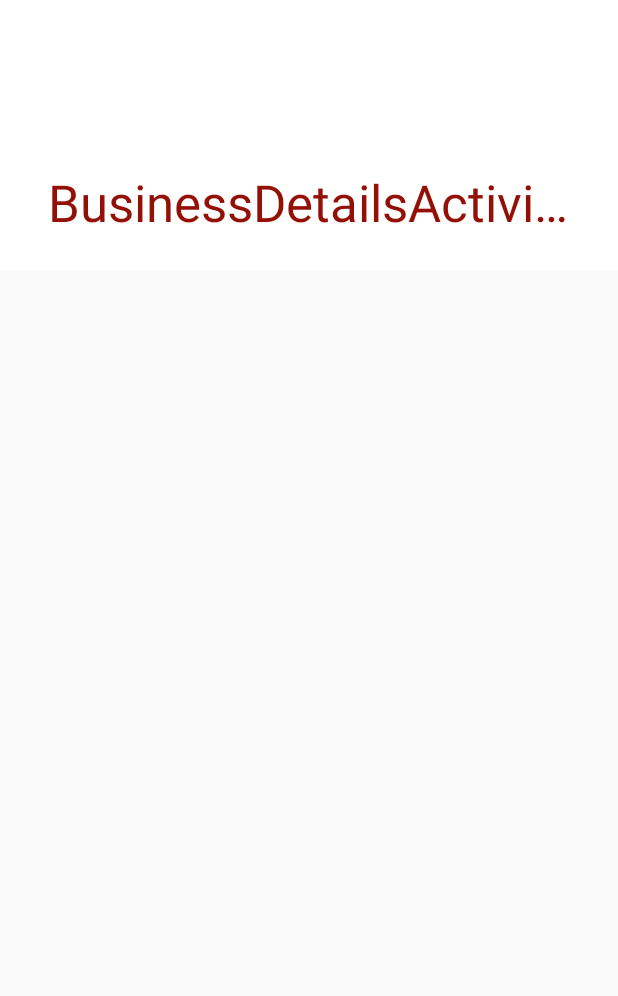
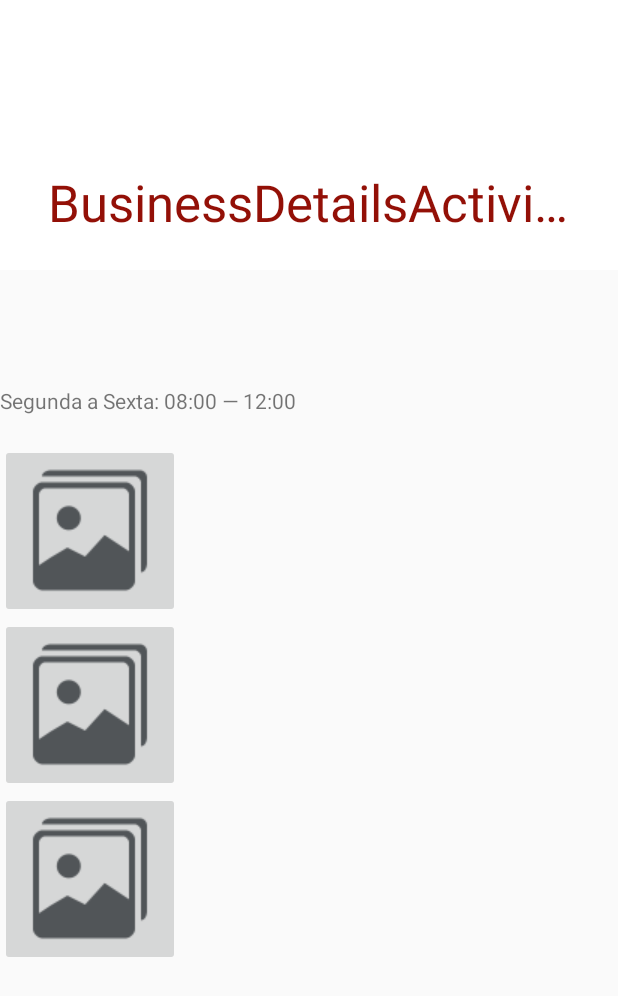
Before and after one commit to kterra/kilombu-android, an Android app: the BusinessDetailsActivity screen opened directly, with no data from a screen before it, on a phone screen of 412 x 824 dp. Shown: the top 996 px of the screen. Run offline under Robolectric (Android 15) with nearby library versions, the light colour scheme and no system bars.

Commit message:
working on details activity

```diff
--- a/app/src/main/java/kilombu/kilombuapp/BusinessDetailsActivity.java
+++ b/app/src/main/java/kilombu/kilombuapp/BusinessDetailsActivity.java
@@ -28,28 +28,27 @@ public class BusinessDetailsActivity extends AppCompatActivity {
                         .setAction("Action", null).show();
             }
         });*/
-
-        Intent intent = getIntent();
-        Business chosenBusiness = intent.getex
+        setupBusinessDetails();
 
     }
 
 
-    public void setupBusinessDetails(Business chosenBusiness){
+    public void setupBusinessDetails(){
+        Intent intent = getIntent();
         TextView currentText = (TextView) findViewById(R.id.business_name_detail);
-        currentText.setText(chosenBusiness.getName());
+        currentText.setText(intent.getStringExtra("business_name"));
 
         currentText = (TextView) findViewById(R.id.business_category_detail);
-        currentText.setText(chosenBusiness.getCategory());
+        currentText.setText(intent.getStringExtra("business_category"));
 
         currentText = (TextView) findViewById(R.id.business_description_detail);
-        currentText.setText(chosenBusiness.getDescription());
+        currentText.setText(intent.getStringExtra("business_description"));
 
         currentText = (TextView) findViewById(R.id.business_address);
-        currentText.setText(chosenBusiness.getAddress());
+        currentText.setText(getString(R.string.end1));
 
         currentText = (TextView) findViewById(R.id.business_working_hours);
-        currentText.setText(chosenBusiness.getBusiness_hours());
+        currentText.setText("Segunda a Sexta: 08:00 — 12:00");
 
         /**Must setup the images so they can send an intent for each app**/
     }
--- a/app/src/main/java/kilombu/kilombuapp/MainActivity.java
+++ b/app/src/main/java/kilombu/kilombuapp/MainActivity.java
@@ -79,7 +79,7 @@ public class MainActivity extends AppCompatActivity
     }
 
     private void initializeAdapter(){
-        AdsAdapter adapter = new AdsAdapter(businesses);
+        AdsAdapter adapter = new AdsAdapter(this, businesses);
         adsView.setAdapter(adapter);
     }
 
--- a/app/src/main/res/layout/content_business_details.xml
+++ b/app/src/main/res/layout/content_business_details.xml
@@ -16,7 +16,8 @@
     </android.support.v7.widget.RecyclerView>-->
     <android.support.v7.widget.LinearLayoutCompat
         android:layout_width="match_parent"
-        android:layout_height="match_parent">
+        android:layout_height="match_parent"
+        android:orientation="vertical">
 
         <TextView
             android:layout_width="match_parent"
@@ -51,34 +52,21 @@
         <ImageButton
             android:layout_width="wrap_content"
             android:layout_height="wrap_content"
-            android:id="@+id/business_facebook"/>
+            android:id="@+id/business_facebook"
+            android:src="@drawable/image_placeholder"/>
 
         <ImageButton
-            android:layout_width="match_parent"
+            android:layout_width="wrap_content"
             android:layout_height="wrap_content"
-            android:id="@+id/business_instagram"/>
+            android:id="@+id/business_instagram"
+            android:src="@drawable/image_placeholder"/>
 
         <ImageButton
-            android:layout_width="match_parent"
-            android:layout_height="wrap_content"
-            android:id="@+id/business_email"/>
-
-
-        <TextView
             android:layout_width="wrap_content"
             android:layout_height="wrap_content"
-            android:id="@+id/business_name"
-            android:textAllCaps="true"
-            android:layout_alignParentLeft="true"
-            android:layout_alignParentTop="true"
-            android:layout_marginTop="5dp"
-            android:layout_marginBottom="1dp"
-            android:layout_marginRight="16dp"
-            android:layout_marginLeft="5dp"
-            android:textSize="18sp"
-            android:textStyle="bold"
-            android:textColor="@color/primary_text_material_light"
-            />
+            android:id="@+id/business_email"
+            android:src="@drawable/image_placeholder"/>
+
 
 
     </android.support.v7.widget.LinearLayoutCompat>
--- a/app/src/main/res/layout/item.xml
+++ b/app/src/main/res/layout/item.xml
@@ -6,6 +6,9 @@
     android:layout_height="wrap_content"
     android:id="@+id/cv"
     card_view:cardUseCompatPadding="true"
+    android:clickable="true"
+    android:focusable="true"
+    android:foreground="?android:attr/selectableItemBackground"
     >
 
     <RelativeLayout
@@ -92,8 +95,6 @@
 
             />
 
-
-
     </RelativeLayout>
 
 </android.support.v7.widget.CardView>
```
Also changed, not shown: app/src/main/java/kilombu/kilombuapp/AdsAdapter.java (+21 -2 lines), app/src/main/res/drawable/image_placeholder.png (added), 6 other files.
